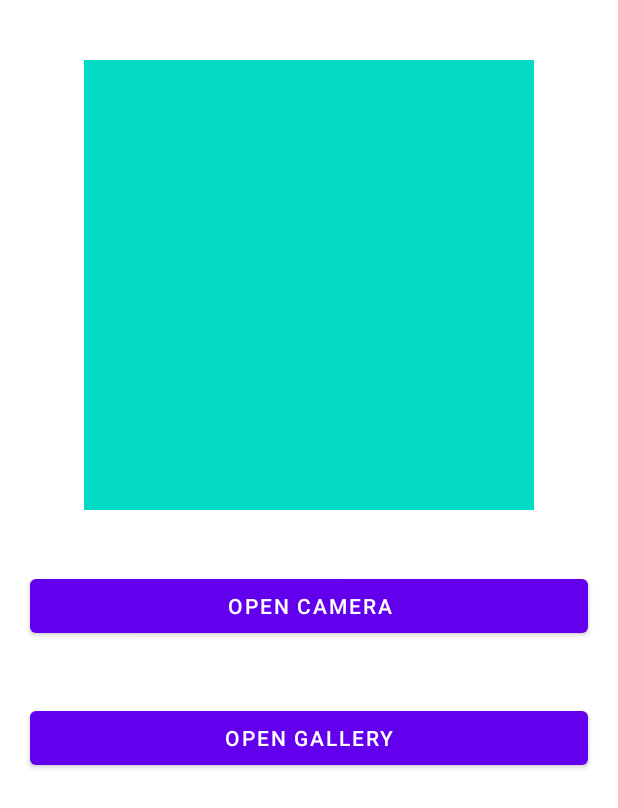
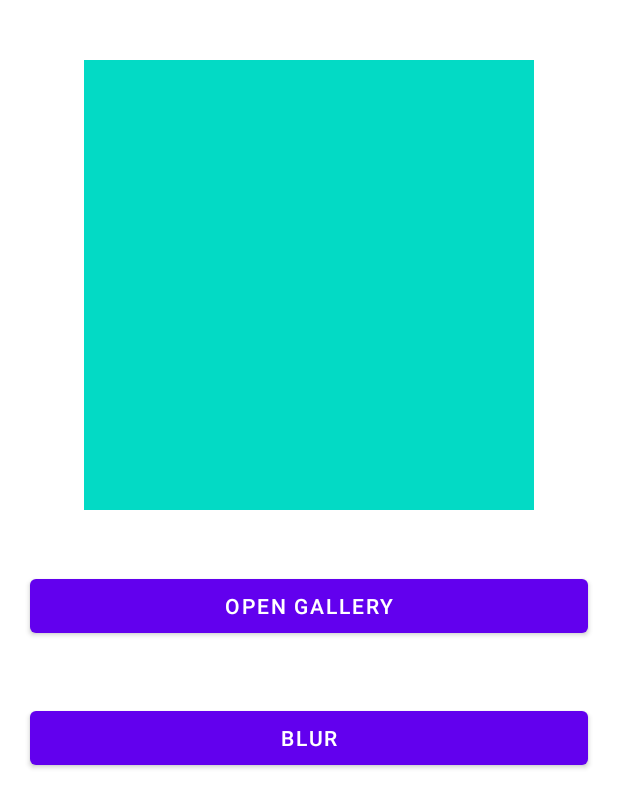
Before and after one commit to ilhan76/OpenCV-Android, an Android app: the layout activity_main.xml on its own in the app's theme, with its tools: preview values and no code run, on a phone screen of 412 x 824 dp. Shown: the top 808 px of the screen. Run offline under Robolectric (Android 15) with nearby library versions, the phone set to English and light mode, and no system bars.

Commit message:
Добавил реализацию блюра изображения

```diff
--- a/app/src/main/java/com/kudashov/opencv_android/Constants.kt
+++ /dev/null
@@ -1,3 +0,0 @@
-package com.kudashov.opencv_android
-
-const val IMAGE_TYPE = "image/*"
--- /dev/null
+++ b/app/src/main/java/com/kudashov/opencv_android/base/Constants.kt
@@ -0,0 +1,3 @@
+package com.kudashov.opencv_android.base
+
+const val IMAGE_TYPE = "image/*"
--- a/app/src/main/res/layout/activity_main.xml
+++ b/app/src/main/res/layout/activity_main.xml
@@ -18,21 +18,21 @@
         tools:ignore="ContentDescription" />
 
     <Button
-        android:id="@+id/open_camera_btn"
-        android:layout_width="match_parent"
-        android:layout_height="wrap_content"
-        android:layout_marginHorizontal="20dp"
-        android:layout_marginTop="40dp"
-        android:text="Open camera"
-        app:layout_constraintTop_toBottomOf="@+id/picture_iv" />
-
-    <Button
         android:id="@+id/open_gallery_btn"
         android:layout_width="match_parent"
         android:layout_height="wrap_content"
         android:layout_marginHorizontal="20dp"
         android:layout_marginTop="40dp"
         android:text="Open gallery"
-        app:layout_constraintTop_toBottomOf="@+id/open_camera_btn" />
+        app:layout_constraintTop_toBottomOf="@+id/picture_iv" />
+
+    <Button
+        android:id="@+id/blur_btn"
+        android:layout_width="match_parent"
+        android:layout_height="wrap_content"
+        android:layout_marginHorizontal="20dp"
+        android:layout_marginTop="40dp"
+        android:text="Blur"
+        app:layout_constraintTop_toBottomOf="@+id/open_gallery_btn" />
 
 </androidx.constraintlayout.widget.ConstraintLayout>
```
Also changed, not shown: app/src/main/java/com/kudashov/opencv_android/MainActivity.kt (+19 -17 lines), app/src/main/java/com/kudashov/opencv_android/MainViewModel.kt (added, +20 -0 lines), app/src/main/java/com/kudashov/opencv_android/image_processor/ImageProcessor.kt (added, +8 -0 lines), app/src/main/java/com/kudashov/opencv_android/image_processor/SdkImageProcessor.kt (added, +31 -0 lines).
